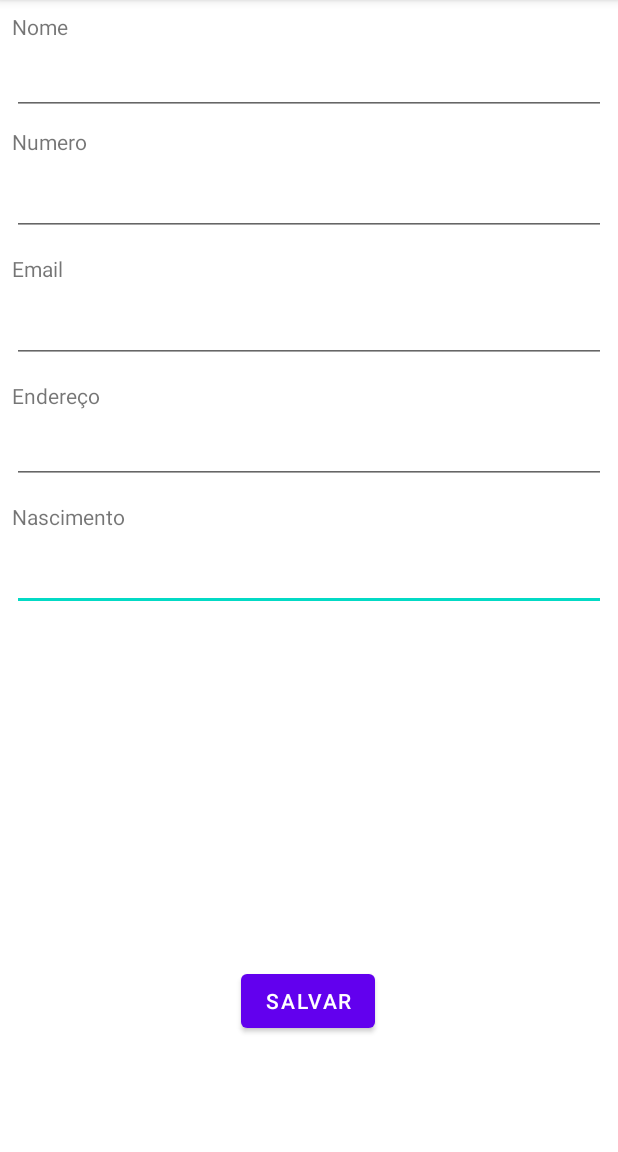
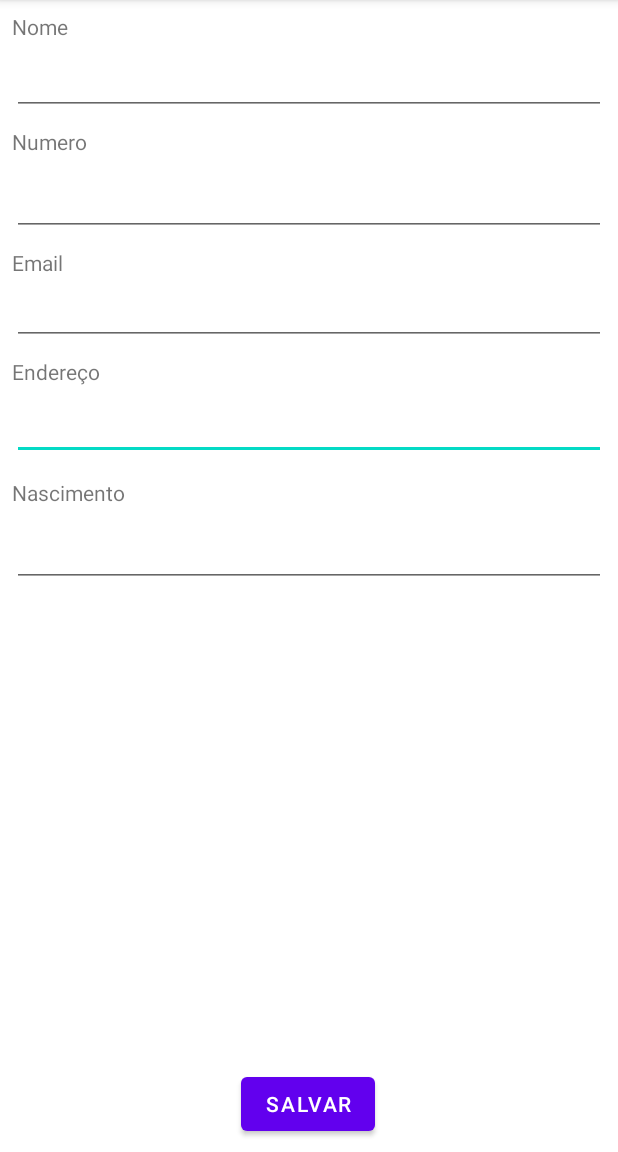
Before and after one commit to Marcos-Sobral/APK_AgendaContatos, an Android app: the MainActivity screen opened directly, with no data from a screen before it, on a phone screen of 412 x 824 dp, the part 84-1236 px from its top. Run offline under Robolectric (Android 15) with nearby library versions, the phone set to English and light mode, and no system bars.

Commit message:
Correção de bug tela cadastro

```diff
--- a/app/src/main/res/layout/activity_listar_contatos.xml
+++ b/app/src/main/res/layout/activity_listar_contatos.xml
@@ -8,8 +8,8 @@
 
     <ListView
         android:id="@+id/lista_contatos"
-        android:layout_width="392dp"
-        android:layout_height="563dp"
+        android:layout_width="387dp"
+        android:layout_height="665dp"
         android:layout_marginStart="8dp"
         android:layout_marginEnd="8dp"
         app:layout_constraintBottom_toBottomOf="parent"
--- a/app/src/main/res/layout/activity_main.xml
+++ b/app/src/main/res/layout/activity_main.xml
@@ -11,7 +11,6 @@
         android:layout_width="wrap_content"
         android:layout_height="wrap_content"
         android:layout_marginStart="8dp"
-        android:layout_marginTop="8dp"
         android:layout_marginEnd="8dp"
         android:layout_marginBottom="8dp"
         android:onClick="salvar"
@@ -19,23 +18,7 @@
         app:layout_constraintBottom_toBottomOf="parent"
         app:layout_constraintEnd_toEndOf="parent"
         app:layout_constraintHorizontal_bias="0.498"
-        app:layout_constraintStart_toStartOf="parent"
-        app:layout_constraintTop_toBottomOf="@+id/editEmail"
-        app:layout_constraintVertical_bias="0.851" />
-
-    <EditText
-        android:id="@+id/editNascimento"
-        android:layout_width="0dp"
-        android:layout_height="wrap_content"
-        android:layout_marginStart="8dp"
-        android:layout_marginTop="8dp"
-        android:layout_marginEnd="8dp"
-        android:ems="10"
-        android:inputType="textPersonName"
-        app:layout_constraintEnd_toEndOf="parent"
-        app:layout_constraintHorizontal_bias="0.0"
-        app:layout_constraintStart_toStartOf="parent"
-        app:layout_constraintTop_toBottomOf="@+id/textView5" />
+        app:layout_constraintStart_toStartOf="parent" />
 
     <TextView
         android:id="@+id/textView"
@@ -85,7 +68,7 @@
         android:layout_width="0dp"
         android:layout_height="wrap_content"
         android:layout_marginStart="8dp"
-        android:layout_marginTop="12dp"
+        android:layout_marginTop="8dp"
         android:layout_marginEnd="8dp"
         android:text="Endereço"
         app:layout_constraintEnd_toEndOf="parent"
@@ -120,17 +103,42 @@
         app:layout_constraintStart_toStartOf="parent"
         app:layout_constraintTop_toBottomOf="@+id/editEndereco" />
 
+    <TextView
+        android:id="@+id/textView3"
+        android:layout_width="0dp"
+        android:layout_height="wrap_content"
+        android:layout_marginStart="8dp"
+        android:layout_marginTop="8dp"
+        android:layout_marginEnd="8dp"
+        android:text="Email"
+        app:layout_constraintEnd_toEndOf="parent"
+        app:layout_constraintHorizontal_bias="0.0"
+        app:layout_constraintStart_toStartOf="parent"
+        app:layout_constraintTop_toBottomOf="@+id/editFone" />
+
     <EditText
-        android:id="@+id/editEmail"
+        android:id="@+id/editNascimento"
         android:layout_width="0dp"
         android:layout_height="wrap_content"
         android:layout_marginStart="8dp"
         android:layout_marginTop="8dp"
         android:layout_marginEnd="8dp"
         android:ems="10"
-        android:inputType="textPersonName"
+        android:inputType="date"
         app:layout_constraintEnd_toEndOf="parent"
-        app:layout_constraintHorizontal_bias="0.0"
+        app:layout_constraintHorizontal_bias="0.497"
+        app:layout_constraintStart_toStartOf="parent"
+        app:layout_constraintTop_toBottomOf="@+id/textView5" />
+
+    <EditText
+        android:id="@+id/editEmail"
+        android:layout_width="0dp"
+        android:layout_height="wrap_content"
+        android:layout_marginStart="8dp"
+        android:layout_marginEnd="8dp"
+        android:ems="10"
+        android:inputType="textEmailAddress"
+        app:layout_constraintEnd_toEndOf="parent"
         app:layout_constraintStart_toStartOf="parent"
         app:layout_constraintTop_toBottomOf="@+id/textView3" />
 
@@ -142,23 +150,9 @@
         android:layout_marginTop="8dp"
         android:layout_marginEnd="8dp"
         android:ems="10"
-        android:inputType="textPersonName"
+        android:inputType="phone"
         app:layout_constraintEnd_toEndOf="parent"
-        app:layout_constraintHorizontal_bias="0.0"
         app:layout_constraintStart_toStartOf="parent"
         app:layout_constraintTop_toBottomOf="@+id/textView2" />
 
-    <TextView
-        android:id="@+id/textView3"
-        android:layout_width="0dp"
-        android:layout_height="wrap_content"
-        android:layout_marginStart="8dp"
-        android:layout_marginTop="12dp"
-        android:layout_marginEnd="8dp"
-        android:text="Email"
-        app:layout_constraintEnd_toEndOf="parent"
-        app:layout_constraintHorizontal_bias="0.0"
-        app:layout_constraintStart_toStartOf="parent"
-        app:layout_constraintTop_toBottomOf="@+id/editFone" />
-
 </androidx.constraintlayout.widget.ConstraintLayout>
```
